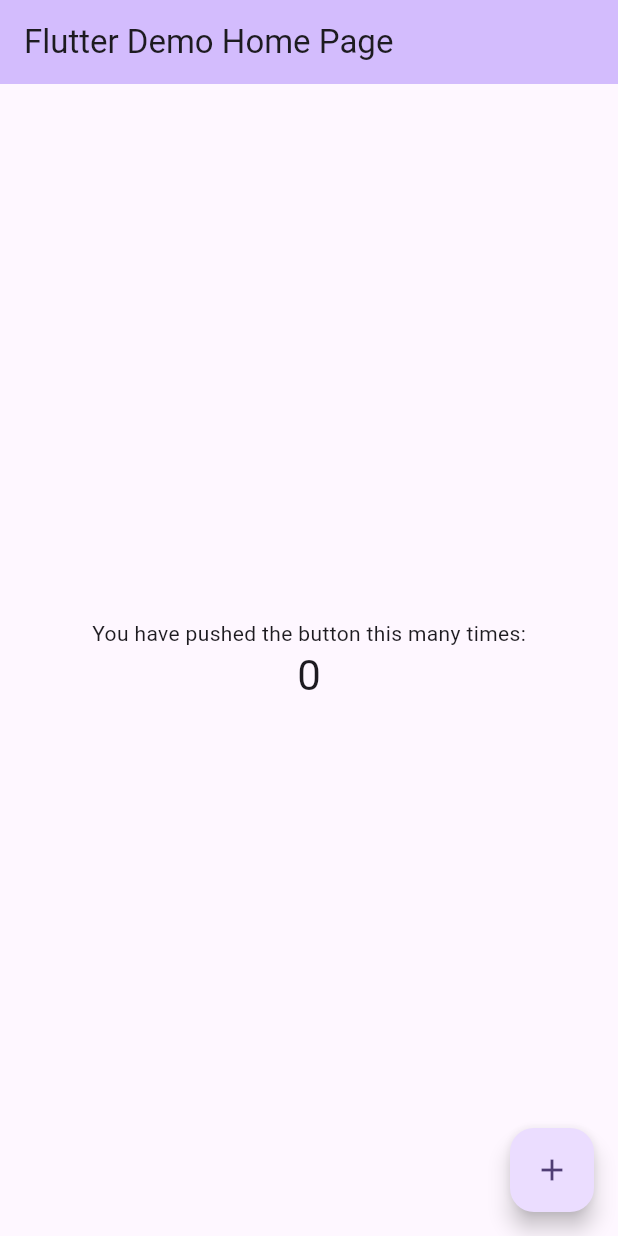
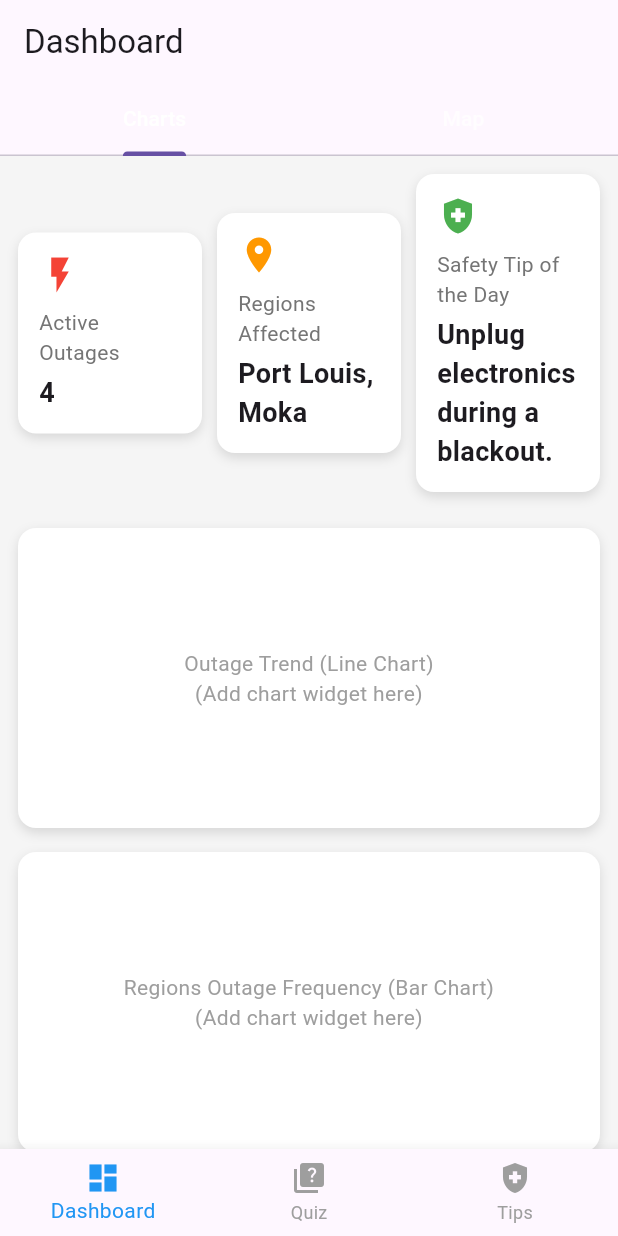
Before and after one commit to xxsoberxx75/EnergyApp, a Flutter app: the screen it shows after launch, on a phone screen of 412 x 824 dp. Run offline on Flutter 3.47's test engine with Material 3 defaults, Android fonts, the phone set to English and light mode, and no system bars.

Commit message:
dashboard_first

```diff
--- /dev/null
+++ b/energyapp/lib/components/custom_bottom_navbar.dart
@@ -0,0 +1,47 @@
+import 'package:flutter/material.dart';
+
+class CustomBottomNavBar extends StatelessWidget {
+  final int currentIndex;
+
+  const CustomBottomNavBar({super.key, required this.currentIndex});
+
+  void _navigateTo(BuildContext context, int index) {
+    if (index == currentIndex) return;
+
+    switch (index) {
+      case 0:
+        Navigator.pushReplacementNamed(context, '/dashboard');
+        break;
+      case 1:
+        Navigator.pushReplacementNamed(context, '/quiz');
+        break;
+      case 2:
+        Navigator.pushReplacementNamed(context, '/tips');
+        break;
+    }
+  }
+
+  @override
+  Widget build(BuildContext context) {
+    const primaryColor = Colors.blue;
+
+    return BottomNavigationBar(
+      type: BottomNavigationBarType.fixed,
+      currentIndex: currentIndex,
+      onTap: (index) => _navigateTo(context, index),
+      selectedItemColor: primaryColor,
+      unselectedItemColor: Colors.grey,
+      items: const [
+        BottomNavigationBarItem(
+          icon: Icon(Icons.dashboard),
+          label: 'Dashboard',
+        ),
+        BottomNavigationBarItem(icon: Icon(Icons.quiz), label: 'Quiz'),
+        BottomNavigationBarItem(
+          icon: Icon(Icons.health_and_safety),
+          label: 'Tips',
+        ),
+      ],
+    );
+  }
+}
--- /dev/null
+++ b/energyapp/lib/dashboard_page.dart
@@ -0,0 +1,163 @@
+import 'package:flutter/material.dart';
+import '../components/custom_bottom_navbar.dart'; // Import the navbar
+
+class DashboardPage extends StatelessWidget {
+  const DashboardPage({super.key});
+
+  @override
+  Widget build(BuildContext context) {
+    return DefaultTabController(
+      length: 2,
+      child: Scaffold(
+        backgroundColor: const Color(0xFFF5F5F5),
+        appBar: AppBar(
+          title: const Text("Dashboard"),
+          bottom: const TabBar(
+            labelColor: Colors.white,
+            unselectedLabelColor: Colors.white70,
+            tabs: [
+              Tab(text: "Charts"),
+              Tab(text: "Map"),
+            ],
+          ),
+        ),
+        body: Column(
+          children: [
+            Padding(
+              padding: const EdgeInsets.all(12.0),
+              child: Row(
+                children: [
+                  Expanded(
+                    child: _buildCard(
+                      title: "Active Outages",
+                      value: "4",
+                      icon: Icons.flash_on,
+                      color: Colors.red,
+                    ),
+                  ),
+                  const SizedBox(width: 10),
+                  Expanded(
+                    child: _buildCard(
+                      title: "Regions Affected",
+                      value: "Port Louis, Moka",
+                      icon: Icons.location_on,
+                      color: Colors.orange,
+                    ),
+                  ),
+                  const SizedBox(width: 10),
+                  Expanded(
+                    child: _buildCard(
+                      title: "Safety Tip of the Day",
+                      value: "Unplug electronics during a blackout.",
+                      icon: Icons.health_and_safety,
+                      color: Colors.green,
+                    ),
+                  ),
+                ],
+              ),
+            ),
+            Expanded(
+              child: TabBarView(
+                children: [
+                  SingleChildScrollView(
+                    padding: const EdgeInsets.all(12),
+                    child: Column(
+                      children: [
+                        _placeholderChart("Outage Trend (Line Chart)"),
+                        const SizedBox(height: 16),
+                        _placeholderChart(
+                          "Regions Outage Frequency (Bar Chart)",
+                        ),
+                        const SizedBox(height: 16),
+                        _placeholderChart("Outage Type Breakdown (Pie Chart)"),
+                      ],
+                    ),
+                  ),
+                  Center(
+                    child: Container(
+                      margin: const EdgeInsets.all(16),
+                      height: 350,
+                      decoration: BoxDecoration(
+                        color: Colors.white,
+                        borderRadius: BorderRadius.circular(12),
+                        boxShadow: const [
+                          BoxShadow(
+                            color: Colors.black12,
+                            blurRadius: 6,
+                            offset: Offset(0, 3),
+                          ),
+                        ],
+                      ),
+                      child: const Center(
+                        child: Text(
+                          "Mauritius Outage Map Placeholder\n(Add Google Maps / Flutter Map Here)",
+                          textAlign: TextAlign.center,
+                          style: TextStyle(color: Colors.grey),
+                        ),
+                      ),
+                    ),
+                  ),
+                ],
+              ),
+            ),
+          ],
+        ),
+        bottomNavigationBar: const CustomBottomNavBar(
+          currentIndex: 0,
+        ), // <-- Add navbar here
+      ),
+    );
+  }
+
+  Widget _buildCard({
+    required String title,
+    required String value,
+    required IconData icon,
+    required Color color,
+  }) {
+    return Container(
+      padding: const EdgeInsets.all(14),
+      decoration: BoxDecoration(
+        color: Colors.white,
+        borderRadius: BorderRadius.circular(12),
+        boxShadow: const [
+          BoxShadow(color: Colors.black12, blurRadius: 6, offset: Offset(0, 3)),
+        ],
+      ),
+      child: Column(
+        crossAxisAlignment: CrossAxisAlignment.start,
+        children: [
+          Icon(icon, color: color, size: 28),
+          const SizedBox(height: 8),
+          Text(title, style: TextStyle(fontSize: 14, color: Colors.grey[600])),
+          const SizedBox(height: 4),
+          Text(
+            value,
+            style: const TextStyle(fontSize: 18, fontWeight: FontWeight.bold),
+          ),
+        ],
+      ),
+    );
+  }
+
+  Widget _placeholderChart(String title) {
+    return Container(
+      height: 200,
+      padding: const EdgeInsets.all(12),
+      decoration: BoxDecoration(
+        color: Colors.white,
+        borderRadius: BorderRadius.circular(12),
+        boxShadow: const [
+          BoxShadow(color: Colors.black12, blurRadius: 6, offset: Offset(0, 3)),
+        ],
+      ),
+      child: Center(
+        child: Text(
+          title + "\n(Add chart widget here)",
+          textAlign: TextAlign.center,
+          style: const TextStyle(color: Colors.grey),
+        ),
+      ),
+    );
+  }
+}
--- a/energyapp/lib/main.dart
+++ b/energyapp/lib/main.dart
@@ -1,4 +1,7 @@
 import 'package:flutter/material.dart';
+import 'dashboard_page.dart';
+import 'quiz.dart';
+// import 'pages/tips_page.dart';
 
 void main() {
   runApp(const MyApp());
@@ -7,116 +10,16 @@ void main() {
 class MyApp extends StatelessWidget {
   const MyApp({super.key});
 
-  // This widget is the root of your application.
   @override
   Widget build(BuildContext context) {
     return MaterialApp(
-      title: 'Flutter Demo',
-      theme: ThemeData(
-        // This is the theme of your application.
-        //
-        // TRY THIS: Try running your application with "flutter run". You'll see
-        // the application has a purple toolbar. Then, without quitting the app,
-        // try changing the seedColor in the colorScheme below to Colors.green
-        // and then invoke "hot reload" (save your changes or press the "hot
-        // reload" button in a Flutter-supported IDE, or press "r" if you used
-        // the command line to start the app).
-        //
-        // Notice that the counter didn't reset back to zero; the application
-        // state is not lost during the reload. To reset the state, use hot
-        // restart instead.
-        //
-        // This works for code too, not just values: Most code changes can be
-        // tested with just a hot reload.
-        colorScheme: .fromSeed(seedColor: Colors.deepPurple),
-      ),
-      home: const MyHomePage(title: 'Flutter Demo Home Page'),
+      debugShowCheckedModeBanner: false,
+      initialRoute: '/dashboard',
+      routes: {
+        '/dashboard': (context) => const DashboardPage(),
+        '/quiz': (context) => const QuizPage(),
+        // '/tips': (context) => const TipsPage(),
+      },
     );
   }
 }
-
-class MyHomePage extends StatefulWidget {
-  const MyHomePage({super.key, required this.title});
-
-  // This widget is the home page of your application. It is stateful, meaning
-  // that it has a State object (defined below) that contains fields that affect
-  // how it looks.
-
-  // This class is the configuration for the state. It holds the values (in this
-  // case the title) provided by the parent (in this case the App widget) and
-  // used by the build method of the State. Fields in a Widget subclass are
-  // always marked "final".
-
-  final String title;
-
-  @override
-  State<MyHomePage> createState() => _MyHomePageState();
-}
-
-class _MyHomePageState extends State<MyHomePage> {
-  int _counter = 0;
-
-  void _incrementCounter() {
-    setState(() {
-      // This call to setState tells the Flutter framework that something has
-      // changed in this State, which causes it to rerun the build method below
-      // so that the display can reflect the updated values. If we changed
-      // _counter without calling setState(), then the build method would not be
-      // called again, and so nothing would appear to happen.
-      _counter++;
-    });
-  }
-
-  @override
-  Widget build(BuildContext context) {
-    // This method is rerun every time setState is called, for instance as done
-    // by the _incrementCounter method above.
-    //
-    // The Flutter framework has been optimized to make rerunning build methods
-    // fast, so that you can just rebuild anything that needs updating rather
-    // than having to individually change instances of widgets.
-    return Scaffold(
-      appBar: AppBar(
-        // TRY THIS: Try changing the color here to a specific color (to
-        // Colors.amber, perhaps?) and trigger a hot reload to see the AppBar
-        // change color while the other colors stay the same.
-        backgroundColor: Theme.of(context).colorScheme.inversePrimary,
-        // Here we take the value from the MyHomePage object that was created by
-        // the App.build method, and use it to set our appbar title.
-        title: Text(widget.title),
-      ),
-      body: Center(
-        // Center is a layout widget. It takes a single child and positions it
-        // in the middle of the parent.
-        child: Column(
-          // Column is also a layout widget. It takes a list of children and
-          // arranges them vertically. By default, it sizes itself to fit its
-          // children horizontally, and tries to be as tall as its parent.
-          //
-          // Column has various properties to control how it sizes itself and
-          // how it positions its children. Here we use mainAxisAlignment to
-          // center the children vertically; the main axis here is the vertical
-          // axis because Columns are vertical (the cross axis would be
-          // horizontal).
-          //
-          // TRY THIS: Invoke "debug painting" (choose the "Toggle Debug Paint"
-          // action in the IDE, or press "p" in the console), to see the
-          // wireframe for each widget.
-          mainAxisAlignment: .center,
-          children: [
-            const Text('You have pushed the button this many times:'),
-            Text(
-              '$_counter',
-              style: Theme.of(context).textTheme.headlineMedium,
-            ),
-          ],
-        ),
-      ),
-      floatingActionButton: FloatingActionButton(
-        onPressed: _incrementCounter,
-        tooltip: 'Increment',
-        child: const Icon(Icons.add),
-      ),
-    );
-  }
-}
--- /dev/null
+++ b/energyapp/lib/quiz.dart
@@ -0,0 +1,20 @@
+import 'package:flutter/material.dart';
+import '../components/custom_bottom_navbar.dart';
+
+class QuizPage extends StatelessWidget {
+  const QuizPage({super.key});
+
+  @override
+  Widget build(BuildContext context) {
+    return Scaffold(
+      appBar: AppBar(title: const Text('Quiz')),
+      body: const Center(
+        child: Text(
+          'Quiz Page',
+          style: TextStyle(fontSize: 24, fontWeight: FontWeight.bold),
+        ),
+      ),
+      bottomNavigationBar: const CustomBottomNavBar(currentIndex: 1),
+    );
+  }
+}
```
